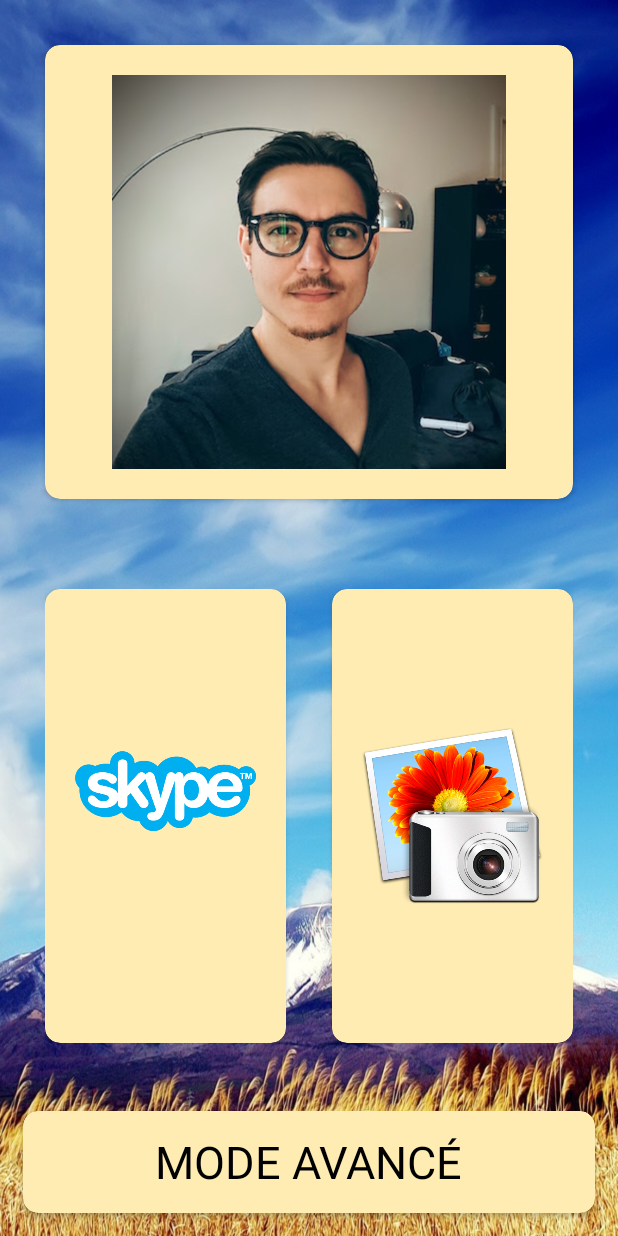
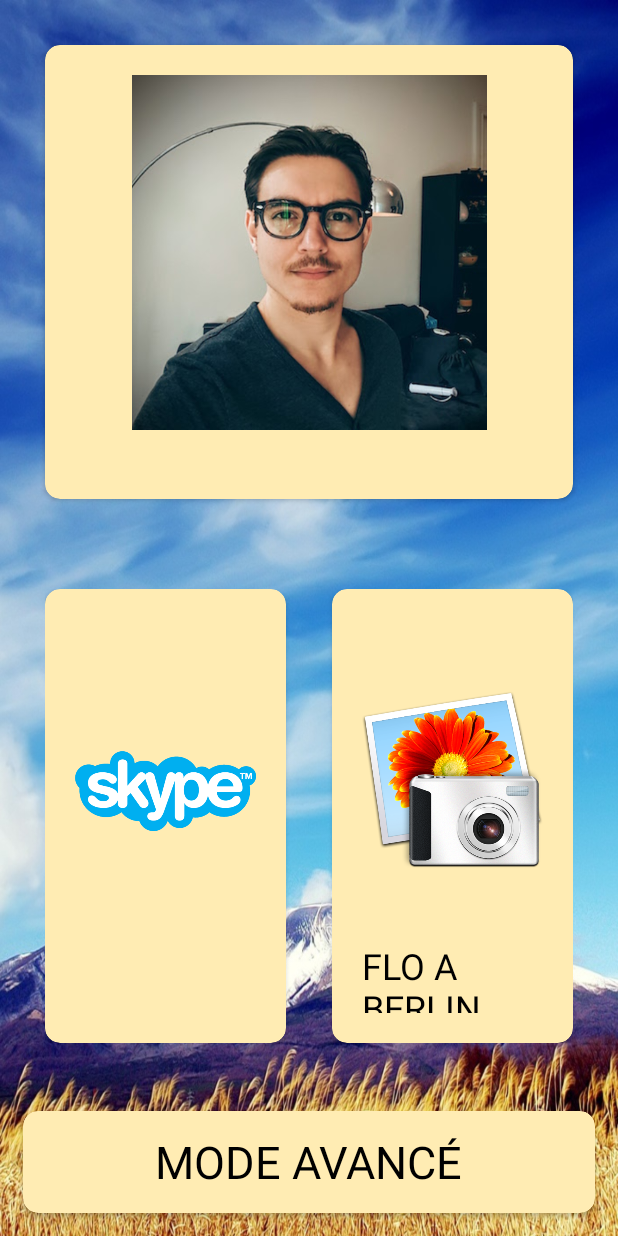
Before and after one commit to FlorianKempenich/GrandMaLauncher, an Android app: the MainActivity screen opened directly, with no data from a screen before it, on a phone screen of 412 x 824 dp. Run offline under Robolectric (Android 15) with nearby library versions, the phone set to English and light mode, and no system bars; our stand-ins replace ButterKnife.

Commit message:
Add direct link to my berlin shared album

```diff
--- a/app/src/main/java/com/example/shock/memelauncher/MainActivity.java
+++ b/app/src/main/java/com/example/shock/memelauncher/MainActivity.java
@@ -4,6 +4,7 @@ import android.content.Intent;
 import android.content.pm.PackageManager;
 import android.content.pm.ResolveInfo;
 import android.graphics.drawable.Drawable;
+import android.net.Uri;
 import android.support.annotation.BinderThread;
 import android.support.annotation.DrawableRes;
 import android.support.v7.app.AppCompatActivity;
@@ -17,6 +18,7 @@ import java.util.ArrayList;
 import java.util.List;
 
 import butterknife.Bind;
+import butterknife.BindString;
 import butterknife.ButterKnife;
 import butterknife.OnClick;
 
@@ -26,6 +28,9 @@ public class MainActivity extends AppCompatActivity {
     @Bind(R.id.skype_compound) CompoundAppView mSkypeCompoundView;
     @Bind(R.id.photo_compound) CompoundAppView mPhotoCompoundView;
     @Bind(R.id.florian_compound) CompoundAppView mFlorianCompoundView;
+
+    @BindString(R.string.album_link) String mAlbumLink;
+    @BindString(R.string.flo_a_berlin) String mPhotoText;
 
     private static final String SKYPE_PACKAGE = "com.skype.raider";
     private static final String FLORIAN_PACKAGE = "com.example.shock.florian";
@@ -42,7 +47,7 @@ public class MainActivity extends AppCompatActivity {
 
         // Set compound views
         mSkypeCompoundView.setTextAndImage(R.drawable.skype, null);
-        mPhotoCompoundView.setTextAndImage(R.drawable.photo, null);
+        mPhotoCompoundView.setTextAndImage(R.drawable.photo, mPhotoText);
         mFlorianCompoundView.setTextAndImage(R.drawable.florian, null);
 
     }
@@ -98,7 +103,10 @@ public class MainActivity extends AppCompatActivity {
 
     @OnClick(R.id.photo_card)
     void startPhoto() {
-        startAppWithPackageName(PHOTO_PACKAGE);
+//        startAppWithPackageName(PHOTO_PACKAGE);
+        Intent i = new Intent(Intent.ACTION_VIEW);
+        i.setData(Uri.parse(mAlbumLink));
+        startActivity(i);
     }
 
 }
--- a/app/src/main/java/com/example/shock/memelauncher/view/CompoundAppView.java
+++ b/app/src/main/java/com/example/shock/memelauncher/view/CompoundAppView.java
@@ -5,6 +5,7 @@ import android.media.Image;
 import android.support.annotation.BinderThread;
 import android.support.annotation.DrawableRes;
 import android.util.AttributeSet;
+import android.view.Gravity;
 import android.view.LayoutInflater;
 import android.widget.ImageView;
 import android.widget.LinearLayout;
--- a/app/src/main/res/layout/compound_app_view_layout.xml
+++ b/app/src/main/res/layout/compound_app_view_layout.xml
@@ -3,10 +3,16 @@
     <ImageView
         android:id="@+id/image_view"
         android:layout_width="wrap_content"
-        android:layout_height="wrap_content"/>
+        android:layout_height="0dp"
+        android:layout_weight="80"
+        />
     <TextView
         android:id="@+id/text_view"
+        android:layout_gravity="center"
         android:layout_width="wrap_content"
-        android:layout_height="wrap_content"
-        android:textSize="24sp" />
+        android:layout_height="0dp"
+        android:textAllCaps="true"
+        android:textSize="24sp"
+        android:layout_weight="20"
+        />
 </merge>
--- a/app/src/main/res/values/strings.xml
+++ b/app/src/main/res/values/strings.xml
@@ -7,4 +7,6 @@
     <string name="warning_text_content">Ce mode est très compliqué.\nDemande de l\'aide à Maguite ou
     Bernard pour te servir de ce mode :)</string>
     <string name="warning_text_hint">A TOUT MOMENT appuie sur le BOUTON ROND pour revenir en arrière</string>
+
+    <string name="flo_a_berlin">flo a berlin</string>
 </resources>
```
